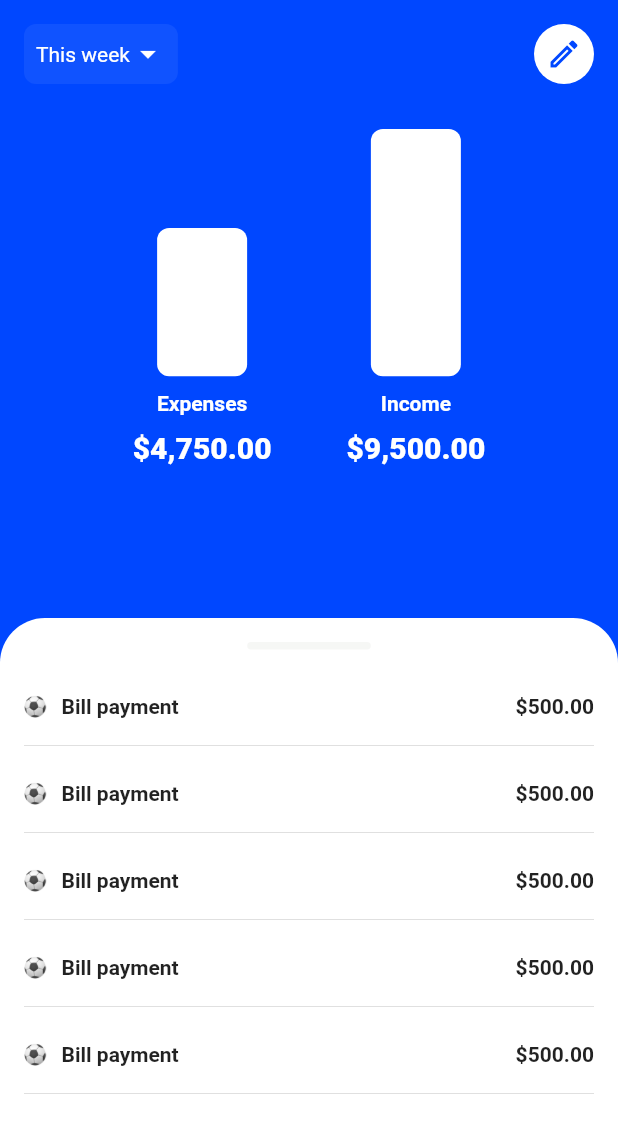
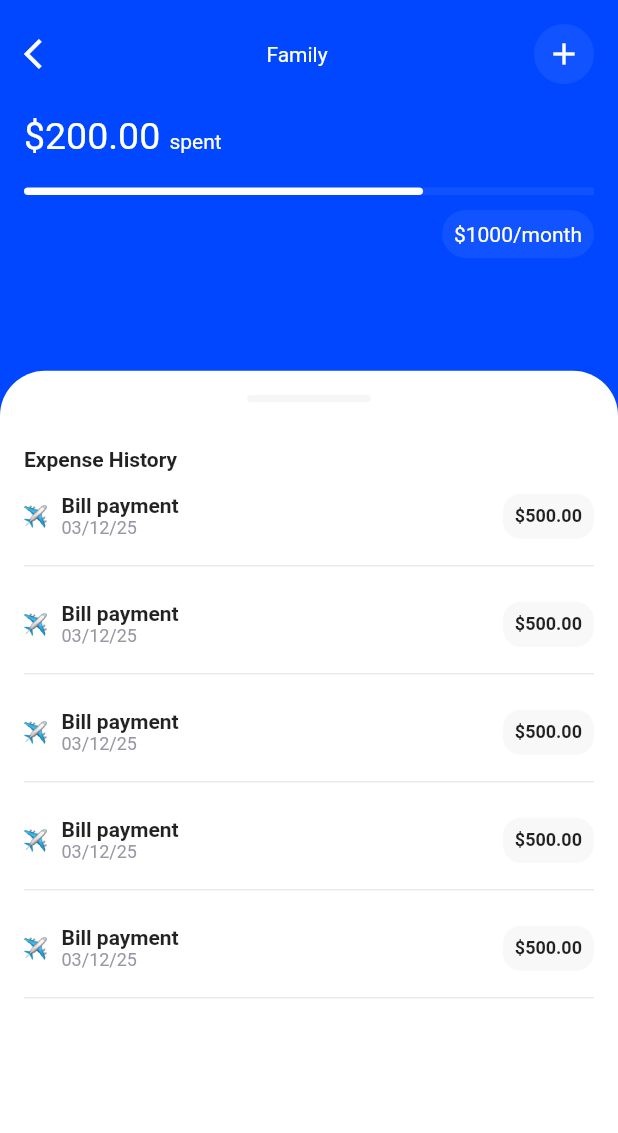
Before and after one commit to codes-untold/xafe, a Flutter app: the screen it shows after launch, on a phone screen of 412 x 824 dp. Shown: the top 1133 px of the screen. Run offline on Flutter 3.47's test engine with Material 2 defaults, Android fonts, the phone set to English and light mode, and no system bars.

Commit message:
ui/expense_history

```diff
--- a/lib/main.dart
+++ b/lib/main.dart
@@ -1,7 +1,9 @@
 import 'package:flutter/material.dart';
 import 'package:provider/provider.dart';
 import 'package:xafe/constants/app_constants.dart';
+import 'package:xafe/views/screens/expense_history.dart';
 import 'package:xafe/views/screens/home_screen.dart';
+import 'package:xafe/views/screens/navigation_screen.dart';
 import 'package:xafe/views/screens/sign_in.dart';
 import 'package:xafe/views/screens/sign_up.dart';
 import 'package:xafe/views/screens/splash_screen.dart';
@@ -9,6 +11,6 @@ import 'package:xafe/views/screens/splash_screen.dart';
 void main() {
   runApp(MultiProvider(
     providers: allProviders,
-    child: const MaterialApp(home: HomeScreen()),
+    child: const MaterialApp(home: ExpenseHistory()),
   ));
 }
--- /dev/null
+++ b/lib/views/screens/expense_history.dart
@@ -0,0 +1,206 @@
+import 'package:flutter/material.dart';
+
+import '../../constants/app_constants.dart';
+import '../widgets/custom_text.dart';
+
+class ExpenseHistory extends StatelessWidget {
+  const ExpenseHistory({Key? key}) : super(key: key);
+
+  @override
+  Widget build(BuildContext context) {
+    Size size = MediaQuery.of(context).size;
+    return Scaffold(
+        backgroundColor: appBlue,
+        body: SafeArea(
+            child: Column(
+          children: [
+            Flexible(
+              flex: 3,
+              child: Container(
+                padding: const EdgeInsets.all(16),
+                child: Column(
+                  crossAxisAlignment: CrossAxisAlignment.start,
+                  children: [
+                    Row(
+                      mainAxisAlignment: MainAxisAlignment.spaceBetween,
+                      children: [
+                        const Icon(
+                          Icons.arrow_back_ios,
+                          color: appWhite,
+                        ),
+                        CustomText.regular("Family", color: appWhite),
+                        const CircleAvatar(
+                          backgroundColor: Color(0x10ffffff),
+                          child: Icon(
+                            Icons.add,
+                            color: appWhite,
+                          ),
+                        )
+                      ],
+                    ),
+                    const SizedBox(
+                      height: 20,
+                    ),
+                    const Text.rich(
+                      TextSpan(
+                        text: '\$200.00 ',
+                        style: TextStyle(
+                            fontSize: 25,
+                            fontWeight: FontWeight.w400,
+                            color: appWhite),
+                        children: [
+                          TextSpan(
+                            text: 'spent',
+                            style: TextStyle(
+                              fontSize: 14,
+                              fontWeight: FontWeight.w400,
+                              color: appWhite,
+                            ),
+                          ),
+                        ],
+                      ),
+                    ),
+                    const SizedBox(
+                      height: 20,
+                    ),
+                    SizedBox(
+                      width: double.infinity,
+                      height: 5,
+                      child: Row(
+                        children: [
+                          Expanded(
+                            child: Container(
+                              decoration: BoxDecoration(
+                                  color: appWhite,
+                                  borderRadius: BorderRadius.circular(30)),
+                            ),
+                            flex: 7,
+                          ),
+                          Expanded(
+                            child: Container(
+                              color: const Color(0x10ffffff),
+                            ),
+                            flex: 3,
+                          ),
+                        ],
+                      ),
+                    ),
+                    const SizedBox(
+                      height: 10,
+                    ),
+                    Row(
+                      mainAxisAlignment: MainAxisAlignment.end,
+                      children: [
+                        Container(
+                          padding: const EdgeInsets.all(8),
+                          decoration: BoxDecoration(
+                              borderRadius: BorderRadius.circular(16),
+                              color: const Color(0x10ffffff)),
+                          child: CustomText.regular("\$1000/month",
+                              color: appWhite),
+                        ),
+                      ],
+                    ),
+                  ],
+                ),
+              ),
+            ),
+            Flexible(
+              flex: 7,
+              child: Container(
+                width: double.infinity,
+                padding: const EdgeInsets.all(16),
+                child: Column(
+                  crossAxisAlignment: CrossAxisAlignment.start,
+                  children: [
+                    Center(
+                      child: Container(
+                        width: size.width * 0.2,
+                        height: 5,
+                        decoration: BoxDecoration(
+                            color: const Color(0x10757866),
+                            borderRadius: BorderRadius.circular(12)),
+                      ),
+                    ),
+                    const SizedBox(
+                      height: 30,
+                    ),
+                    CustomText.medium("Expense History"),
+                    const SizedBox(
+                      height: 15,
+                    ),
+                    Expanded(
+                      child: ListView.builder(
+                        itemBuilder: ((context, index) => Padding(
+                              padding: const EdgeInsets.only(bottom: 16),
+                              child: Column(
+                                children: [
+                                  Row(
+                                    crossAxisAlignment:
+                                        CrossAxisAlignment.start,
+                                    mainAxisAlignment:
+                                        MainAxisAlignment.spaceBetween,
+                                    children: [
+                                      Row(
+                                        crossAxisAlignment:
+                                            CrossAxisAlignment.start,
+                                        children: [
+                                          Row(
+                                            children: [
+                                              Image.asset(
+                                                "assets/images/category_img2.png",
+                                                width: 15,
+                                              ),
+                                              const SizedBox(
+                                                width: 10,
+                                              ),
+                                              Column(
+                                                crossAxisAlignment:
+                                                    CrossAxisAlignment.start,
+                                                children: [
+                                                  CustomText.medium(
+                                                      "Bill payment"),
+                                                  CustomText.regular("03/12/25",
+                                                      color: appGrey,
+                                                      fontSize: 12),
+                                                ],
+                                              )
+                                            ],
+                                          )
+                                        ],
+                                      ),
+                                      Container(
+                                          padding: const EdgeInsets.all(8),
+                                          decoration: BoxDecoration(
+                                              color: offWhite,
+                                              borderRadius:
+                                                  BorderRadius.circular(12)),
+                                          child: CustomText.medium("\$500.00",
+                                              fontSize: 12))
+                                    ],
+                                  ),
+                                  const SizedBox(
+                                    height: 10,
+                                  ),
+                                  const Divider()
+                                ],
+                              ),
+                            )),
+                        itemCount: 5,
+                        shrinkWrap: true,
+                      ),
+                    )
+                  ],
+                ),
+                decoration: const BoxDecoration(
+                    color: appWhite,
+                    borderRadius: BorderRadius.only(
+                      topLeft: Radius.circular(30),
+                      topRight: Radius.circular(30),
+                    )),
+              ),
+            )
+          ],
+        )));
+  }
+}
--- a/lib/views/screens/home_screen.dart
+++ b/lib/views/screens/home_screen.dart
@@ -137,7 +137,7 @@ class HomeScreen extends StatelessWidget {
                                           Row(
                                             children: [
                                               Image.asset(
-                                                "images/category_img1.png",
+                                                "assets/images/category_img1.png",
                                                 width: 15,
                                               ),
                                               const SizedBox(
--- /dev/null
+++ b/lib/views/screens/navigation_screen.dart
@@ -0,0 +1,80 @@
+import 'package:flutter/material.dart';
+import 'package:xafe/constants/app_constants.dart';
+import 'package:xafe/views/screens/home_screen.dart';
+
+class NavigationScreen extends StatefulWidget {
+  const NavigationScreen({Key? key}) : super(key: key);
+
+  @override
+  State<NavigationScreen> createState() => _NavigationScreenState();
+}
+
+class _NavigationScreenState extends State<NavigationScreen> {
+  int selectedIndex = 0;
+  List<Widget> screens = [const HomeScreen(), Container(), Container()];
+
+  void onItemTapped(int index) {
+    if (index == 2) {
+      return;
+    }
+    setState(() {
+      selectedIndex = index;
+    });
+  }
+
+  @override
+  Widget build(BuildContext context) {
+    return Scaffold(
+      body: SafeArea(child: screens[selectedIndex]),
+      bottomNavigationBar: BottomNavigationBar(
+        items: <BottomNavigationBarItem>[
+          BottomNavigationBarItem(
+              icon: selectedIndex == 0
+                  ? const Icon(
+                      Icons.home_filled,
+                      color: appBlack,
+                      size: 15,
+                    )
+                  : const Icon(
+                      Icons.home_filled,
+                      color: appGrey,
+                      size: 15,
+                    ),
+              label: "Home"),
+          BottomNavigationBarItem(
+              icon: selectedIndex == 1
+                  ? const Icon(
+                      Icons.search,
+                      color: appBlack,
+                      size: 15,
+                    )
+                  : const Icon(
+                      Icons.search,
+                      color: appGrey,
+                      size: 15,
+                    ),
+              label: "Categories"),
+          BottomNavigationBarItem(
+              icon: selectedIndex == 2
+                  ? const Icon(
+                      Icons.stop_circle,
+                      color: appBlack,
+                      size: 15,
+                    )
+                  : const Icon(
+                      Icons.stop_circle,
+                      color: appGrey,
+                      size: 15,
+                    ),
+              label: "Budget"),
+        ],
+        currentIndex: selectedIndex,
+        onTap: onItemTapped,
+        selectedItemColor: appBlack,
+        unselectedItemColor: appGrey,
+        selectedLabelStyle: const TextStyle(color: appBlack, fontSize: 10.0),
+        unselectedLabelStyle: const TextStyle(color: appGrey, fontSize: 10.0),
+      ),
+    );
+  }
+}
--- a/pubspec.yaml
+++ b/pubspec.yaml
@@ -60,7 +60,8 @@ flutter:
 
   # To add assets to your application, add an assets section, like this:
   assets:
-    - images/
+    - assets/images/
+    - assets/icons/
 
 
   # An image asset can refer to one or more resolution-specific "variants", see
```
Also changed, not shown: assets/icons/budget_select.png (added), assets/icons/budget_unselect.png (added), assets/icons/home_select.png (added), assets/icons/home_unselect.png (added), assets/images/category_img1.png (renamed from images/category_img1.png), assets/images/category_img2.png (renamed from images/category_img2.png), assets/images/category_img3.png (renamed from images/category_img3.png), assets/images/category_img4.png (renamed from images/category_img4.png).
